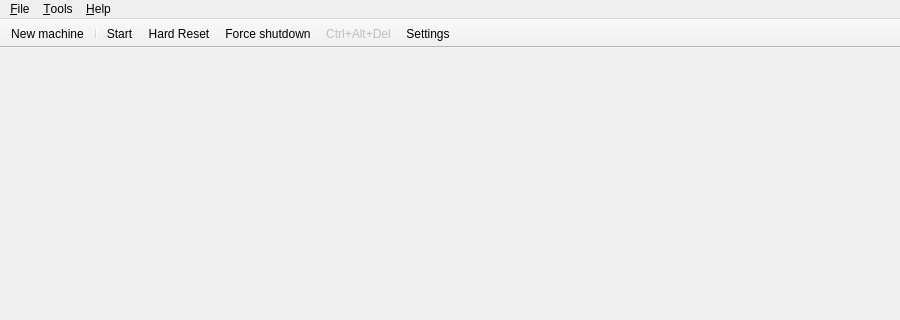
Qt form src/qt/qt_vmmanager_mainwindow.ui (86Box/86Box) before a commit; both pictures show x 0 to 900 and y 0 to 320 of the 900 by 600 pixel window.
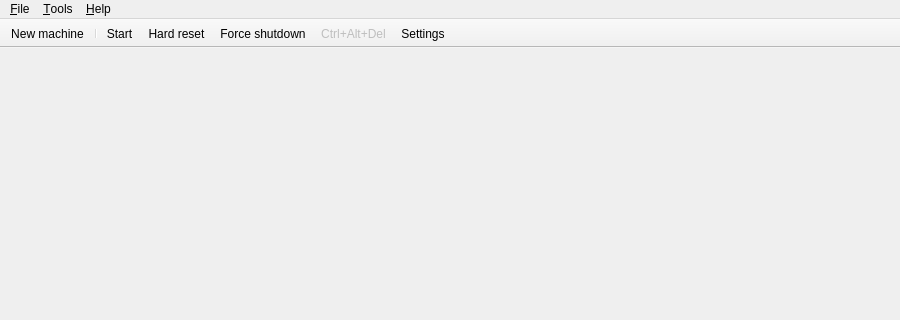
The same form after that commit. Icons and pictures are not drawn.

Patch:
```diff
--- a/src/qt/qt_vmmanager_mainwindow.ui
+++ b/src/qt/qt_vmmanager_mainwindow.ui
@@ -108,7 +108,10 @@
      <normaloff>:/menuicons/qt/icons/hard_reset.ico</normaloff>:/menuicons/qt/icons/hard_reset.ico</iconset>
    </property>
    <property name="text">
-    <string>&amp;Hard Reset...</string>
+    <string>&amp;Hard reset</string>
+   </property>
+   <property name="toolTip">
+    <string>Hard reset</string>
    </property>
    <property name="iconVisibleInMenu">
     <bool>false</bool>
```
Left out of the diff: 6 changed lines with no effect on the pictures.
